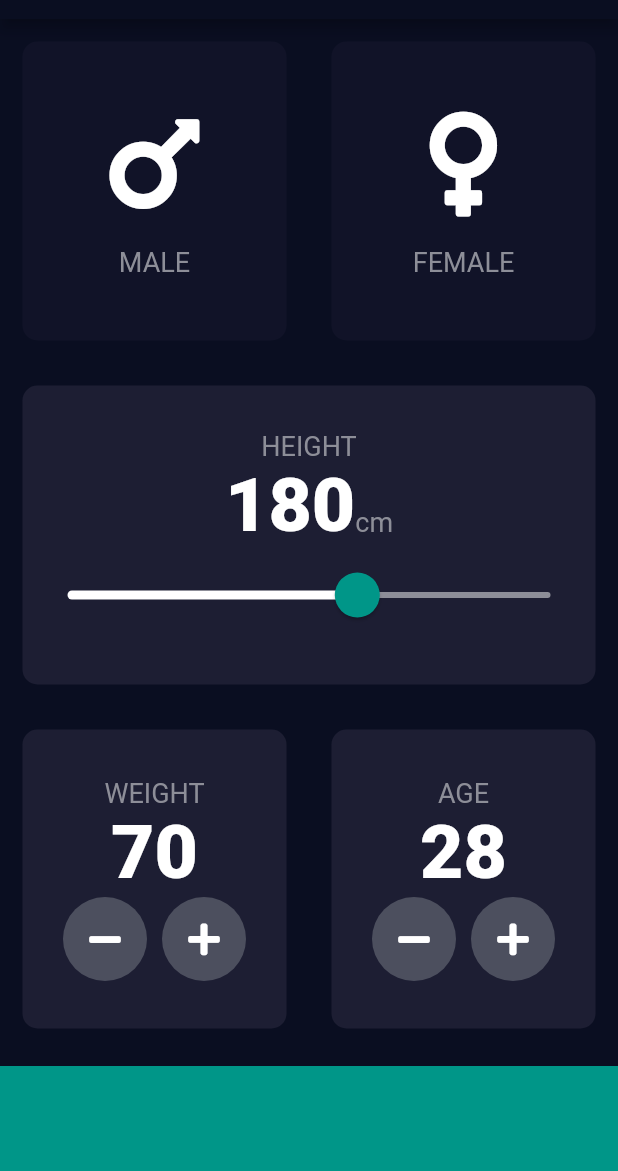
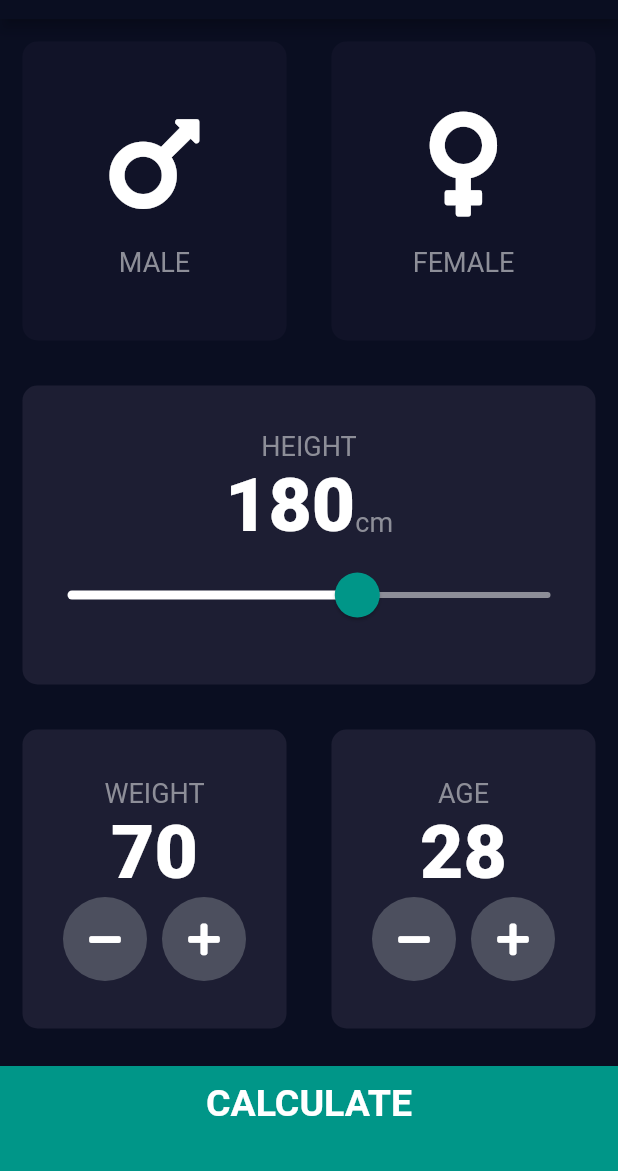
Before and after one commit to Gruja13/BMI-Calculator, a Flutter app: the screen it shows after launch, on a phone screen of 412 x 824 dp, the part 65-1236 px from its top. Run offline on Flutter 3.47's test engine with Material 2 defaults, Android fonts, the phone set to English and light mode, and no system bars; our stand-ins replace font_awesome_flutter.

```diff
--- /dev/null
+++ b/lib/components/buttons_bottom.dart
@@ -0,0 +1,30 @@
+import 'package:flutter/material.dart';
+import 'package:bmi_calculator/constants.dart';
+
+// Bottom buttons
+class BottomButton extends StatelessWidget {
+  BottomButton({@required this.onTap, this.buttonTitle});
+
+  final Function onTap;
+  final String buttonTitle;
+
+  @override
+  Widget build(BuildContext context) {
+    return GestureDetector(
+      onTap: onTap,
+      child: Container(
+        child: Center(
+          child: Text(
+            buttonTitle,
+            style: kLargeButton,
+          ),
+        ),
+        color: kBottomCardColor,
+        margin: EdgeInsets.only(top: 10.0),
+        padding: EdgeInsets.only(bottom: 20.0),
+        width: double.infinity,
+        height: bottomContainerHeight,
+      ),
+    );
+  }
+}
--- a/lib/icon_content.dart
+++ b/lib/components/icon_content.dart
@@ -1,5 +1,5 @@
 import 'package:flutter/material.dart';
-import 'constants.dart';
+import 'package:bmi_calculator/constants.dart';
 
 // Icon card content
 class IconContent extends StatelessWidget {
--- /dev/null
+++ b/lib/components/rounded_buttons.dart
@@ -0,0 +1,22 @@
+import 'package:flutter/material.dart';
+
+class RoundIconButton extends StatelessWidget {
+  RoundIconButton({@required this.icon, @required this.onPressed});
+
+  final IconData icon;
+  final Function onPressed;
+
+  @override
+  Widget build(BuildContext context) {
+    return RawMaterialButton(
+      child: Icon(icon),
+      onPressed: onPressed,
+      elevation: 0.0,
+      constraints: BoxConstraints.tightFor(width: 56.0, height: 56.0),
+      shape: CircleBorder(),
+//      Another way of making buttons
+//      shape: RoundedRectangleBorder(borderRadius: BorderRadius.circular(10.0)),
+      fillColor: Color(0xFF4C4F5E),
+    );
+  }
+}
--- a/lib/main.dart
+++ b/lib/main.dart
@@ -1,5 +1,5 @@
 import 'package:flutter/material.dart';
-import 'input_page.dart';
+import 'package:bmi_calculator/screens/input_page.dart';
 
 void main() => runApp(BMICalculator());
 
--- a/lib/input_page.dart
+++ b/lib/screens/input_page.dart
@@ -1,10 +1,11 @@
 import 'package:flutter/material.dart';
 import 'package:font_awesome_flutter/font_awesome_flutter.dart';
-import 'reusable_card.dart';
-import 'icon_content.dart';
-import 'constants.dart';
-
-const bottomContainerHeight = 70.0;
+import 'package:bmi_calculator/components/reusable_card.dart';
+import 'package:bmi_calculator/components/icon_content.dart';
+import 'package:bmi_calculator/constants.dart';
+import 'package:bmi_calculator/screens/results_page.dart';
+import 'package:bmi_calculator/components/buttons_bottom.dart';
+import 'package:bmi_calculator/components/rounded_buttons.dart';
 
 enum GenderType {
   male,
@@ -31,6 +32,7 @@ class _InputPageState extends State<InputPage> {
       body: Column(
         crossAxisAlignment: CrossAxisAlignment.stretch,
         children: <Widget>[
+          // Genders widget
           Expanded(
             child: Row(
               children: <Widget>[
@@ -69,7 +71,7 @@ class _InputPageState extends State<InputPage> {
               ],
             ),
           ),
-          // Weight widget
+          // Height widget
           Expanded(
             child: new RefCard(
               color: kActiveCardColor,
@@ -122,6 +124,7 @@ class _InputPageState extends State<InputPage> {
               ),
             ),
           ),
+          // Weight & Age widget
           Expanded(
             child: Row(
               children: <Widget>[
@@ -214,36 +217,17 @@ class _InputPageState extends State<InputPage> {
               ],
             ),
           ),
-          Container(
-            color: kBottomCardColor,
-            margin: EdgeInsets.only(top: 10.0),
-            width: double.infinity,
-            height: bottomContainerHeight,
+          BottomButton(
+            buttonTitle: 'CALCULATE',
+            onTap: () {
+              Navigator.push(
+                context,
+                MaterialPageRoute(builder: (context) => ResultsPage()),
+              );
+            },
           ),
         ],
       ),
     );
   }
 }
-
-// New style buttons for Weight and age
-class RoundIconButton extends StatelessWidget {
-  RoundIconButton({@required this.icon, @required this.onPressed});
-
-  final IconData icon;
-  final Function onPressed;
-
-  @override
-  Widget build(BuildContext context) {
-    return RawMaterialButton(
-      child: Icon(icon),
-      onPressed: onPressed,
-      elevation: 0.0,
-      constraints: BoxConstraints.tightFor(width: 56.0, height: 56.0),
-      shape: CircleBorder(),
-//      Another way of making buttons
-//      shape: RoundedRectangleBorder(borderRadius: BorderRadius.circular(10.0)),
-      fillColor: Color(0xFF4C4F5E),
-    );
-  }
-}
```
Also changed, not shown: lib/constants.dart (+34 -0 lines), lib/screens/results_page.dart (added, +61 -0 lines), lib/components/reusable_card.dart (renamed from lib/reusable_card.dart).
